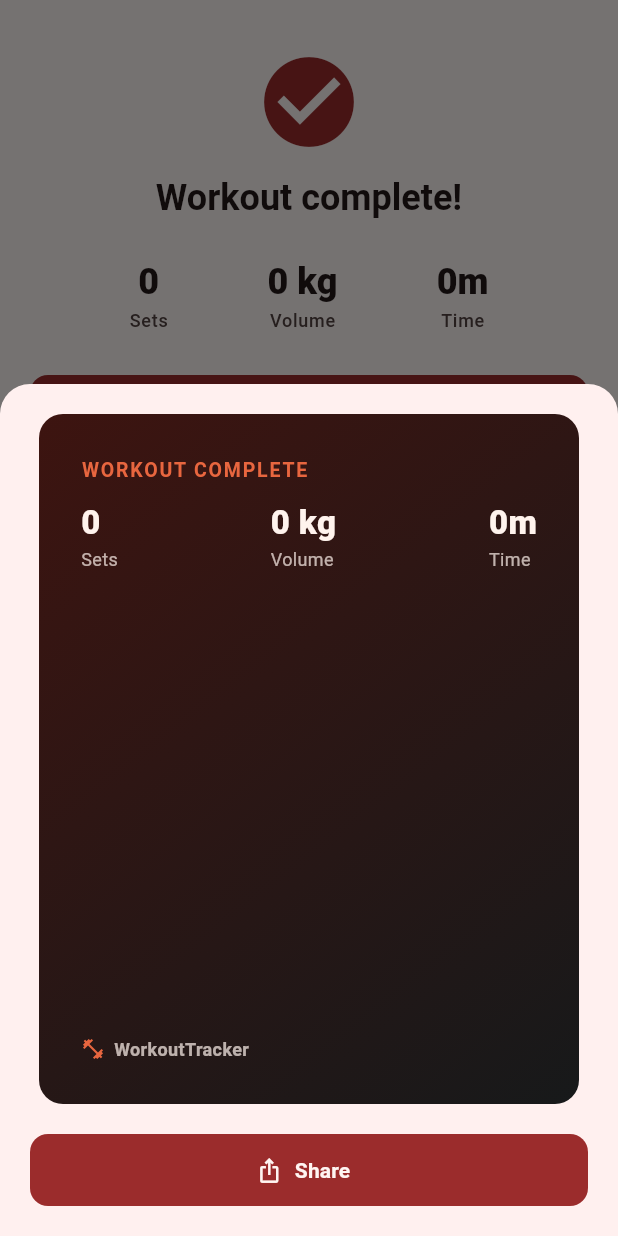
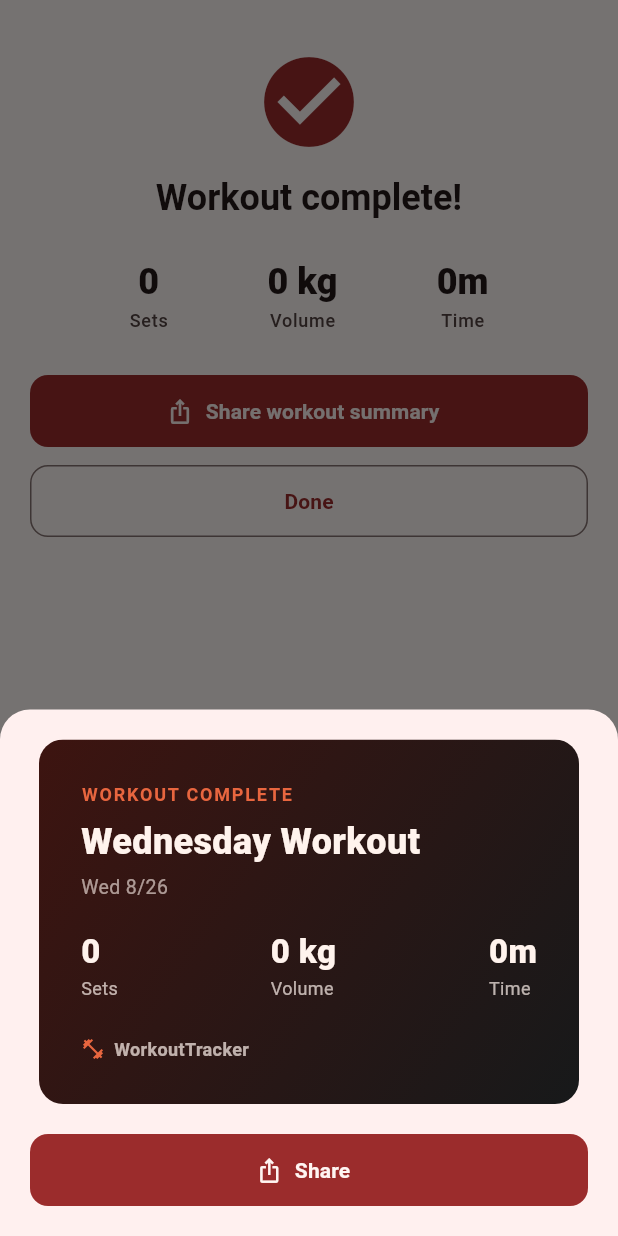
Before and after one commit to MisterStank/WorkoutTracker, a Flutter app: the WorkoutCompletionScreen screen opened directly with empty values, after a tap on "Share workout summary", on a phone screen of 412 x 824 dp. Run offline on Flutter 3.47's test engine with Material 3 defaults, Android fonts, the phone set to English and light mode, and no system bars; our stand-ins replace connectivity_plus, drift, fl_chart, flutter_local_notifications, flutter_riverpod, flutter_secure_storage and 3 more; missing offline and left inert: gql; accounts and stored records are empty; generated files the repository leaves out were written again; network calls fail.

Commit message:
Fix summary share card

```diff
--- a/mobile/lib/features/sharing/workout_summary_share_card.dart
+++ b/mobile/lib/features/sharing/workout_summary_share_card.dart
@@ -3,40 +3,59 @@ import 'package:flutter/material.dart';
 import '../../core/units/weight_unit.dart';
 import '../workout/workout_models.dart';
 
-/// One exercise's line on the summary card: name, working-set count, and
-/// the heaviest working set (by weight, ties broken by reps) — enough for
-/// someone glancing at the shared image to see what was actually trained,
-/// not just a list of names.
+/// One exercise's block on the summary card: every working set (not just
+/// the best one — matches how Hevy's share card reads, more complete than
+/// a single top-set summary), plus whether any of them was a PR this
+/// session.
 class _ExerciseSummary {
   _ExerciseSummary(this.name);
 
   final String name;
-  int setCount = 0;
-  WorkoutSet? best;
-
-  void addSet(WorkoutSet set) {
-    setCount++;
-    if (best == null || set.weightKg > best!.weightKg || (set.weightKg == best!.weightKg && set.reps > best!.reps)) {
-      best = set;
-    }
-  }
+  final List<WorkoutSet> sets = [];
+  bool isPr = false;
 }
 
-/// A shareable workout-summary card — date, duration, sets, volume, and a
-/// per-exercise breakdown (sets done + best set) rather than just a list of
-/// exercise names. Same fixed dark-on-brick-red palette as [PrShareCard],
-/// deliberately independent of the app's light/dark setting.
+/// A shareable workout-summary card — who did it, what it was called, when,
+/// duration/sets/volume, a full per-exercise set-by-set breakdown, and a PR
+/// callout inline on any exercise that earned one — closing the gap against
+/// Hevy/Strong-style workout cards, which always sign, title, and date the
+/// card and fold the PR story into the same image rather than a separate
+/// one. Same fixed dark-on-brick-red palette as [PrShareCard], deliberately
+/// independent of the app's light/dark setting. Sized to its content
+/// (no fixed height) since a full set-by-set breakdown varies a lot by
+/// workout length.
 class WorkoutSummaryShareCard extends StatelessWidget {
-  const WorkoutSummaryShareCard({super.key, required this.workout, required this.catalog, required this.unit});
+  const WorkoutSummaryShareCard({
+    super.key,
+    required this.workout,
+    required this.catalog,
+    required this.unit,
+    this.displayName,
+    this.title,
+    this.newRecords = const [],
+  });
 
   final Workout workout;
   final Map<String, Exercise> catalog;
   final WeightUnit unit;
+  // The user's name, shown as "Logged by <name>" — null (or empty) omits
+  // that line rather than showing a blank/anonymous credit.
+  final String? displayName;
+  // The workout/day name (e.g. a program day's label, or a template's
+  // name) to headline the card with, in place of a generic label. Null
+  // falls back to a weekday-based title ("Tuesday Workout").
+  final String? title;
+  // PRs earned during this workout, if known — flags a trophy badge on
+  // every exercise that hit one. History doesn't have this after the fact
+  // (only known at finish-time), so it's optional and defaults to none.
+  final List<PersonalRecord> newRecords;
 
   static const _background = Color(0xFF3D1410);
   static const _accent = Color(0xFFE8663F);
   static const _text = Color(0xFFFFF3ED);
-  static const _maxRows = 5;
+  static const _maxExercises = 10;
+
+  static const _weekdays = ['Monday', 'Tuesday', 'Wednesday', 'Thursday', 'Friday', 'Saturday', 'Sunday'];
 
   @override
   Widget build(BuildContext context) {
@@ -46,28 +65,42 @@ class WorkoutSummaryShareCard extends StatelessWidget {
     final duration = (workout.endedAt ?? DateTime.now()).difference(workout.startedAt);
     final durationLabel = duration.inHours > 0 ? '${duration.inHours}h ${duration.inMinutes % 60}m' : '${duration.inMinutes}m';
 
+    final prExerciseIds = newRecords.map((r) => r.exerciseId).toSet();
     final byExercise = <String, _ExerciseSummary>{};
     for (final set in workout.sets) {
+      if (set.setType == SetType.warmup) continue;
       final name = catalog[set.exerciseId]?.name ?? 'Exercise';
       final summary = byExercise.putIfAbsent(set.exerciseId, () => _ExerciseSummary(name));
-      if (set.setType != SetType.warmup) summary.addSet(set);
+      summary.sets.add(set);
+      if (prExerciseIds.contains(set.exerciseId)) summary.isPr = true;
     }
-    final exercises = byExercise.values.where((e) => e.setCount > 0).toList();
-    final shown = exercises.take(_maxRows).toList();
+    final exercises = byExercise.values.toList();
+    final shown = exercises.take(_maxExercises).toList();
     final overflow = exercises.length - shown.length;
+
+    final local = workout.startedAt.toLocal();
+    final dateLabel = '${_weekdays[local.weekday - 1].substring(0, 3)} ${local.month}/${local.day}';
+    final headline = title?.trim().isNotEmpty == true ? title!.trim() : '${_weekdays[local.weekday - 1]} Workout';
 
     return Container(
       width: 360,
-      height: 460,
       padding: const EdgeInsets.all(28),
       decoration: const BoxDecoration(
         gradient: LinearGradient(begin: Alignment.topLeft, end: Alignment.bottomRight, colors: [_background, Color(0xFF17191A)]),
       ),
       child: Column(
+        mainAxisSize: MainAxisSize.min,
         crossAxisAlignment: CrossAxisAlignment.start,
         children: [
-          const Text('WORKOUT COMPLETE', style: TextStyle(color: _accent, fontWeight: FontWeight.bold, fontSize: 13, letterSpacing: 1.2)),
-          const SizedBox(height: 10),
+          const Text('WORKOUT COMPLETE', style: TextStyle(color: _accent, fontWeight: FontWeight.bold, fontSize: 12, letterSpacing: 1.2)),
+          const SizedBox(height: 6),
+          Text(headline, style: const TextStyle(color: _text, fontSize: 24, fontWeight: FontWeight.w800), maxLines: 1, overflow: TextOverflow.ellipsis),
+          const SizedBox(height: 4),
+          Text(
+            [if (displayName != null && displayName!.trim().isNotEmpty) displayName!.trim(), dateLabel].join(' · '),
+            style: TextStyle(color: _text.withValues(alpha: 0.6), fontSize: 13),
+          ),
+          const SizedBox(height: 18),
           Row(
             mainAxisAlignment: MainAxisAlignment.spaceBetween,
             children: [
@@ -77,19 +110,13 @@ class WorkoutSummaryShareCard extends StatelessWidget {
             ],
           ),
           const SizedBox(height: 18),
-          Expanded(
-            child: ListView(
-              physics: const NeverScrollableScrollPhysics(),
-              children: [
-                for (final e in shown) _ExerciseRow(summary: e, unit: unit),
+          for (final e in shown) _ExerciseBlock(summary: e, unit: unit),
           if (overflow > 0)
             Padding(
-                    padding: const EdgeInsets.only(top: 4),
-                    child: Text('+$overflow more', style: TextStyle(color: _text.withValues(alpha: 0.6), fontSize: 13)),
+              padding: const EdgeInsets.only(top: 2, bottom: 4),
+              child: Text('+$overflow more exercise${overflow == 1 ? '' : 's'}', style: TextStyle(color: _text.withValues(alpha: 0.6), fontSize: 13)),
             ),
-              ],
-            ),
-          ),
+          const SizedBox(height: 6),
           Row(
             children: [
               const Icon(Icons.fitness_center, color: _accent, size: 16),
@@ -103,36 +130,53 @@ class WorkoutSummaryShareCard extends StatelessWidget {
   }
 }
 
-class _ExerciseRow extends StatelessWidget {
-  const _ExerciseRow({required this.summary, required this.unit});
+class _ExerciseBlock extends StatelessWidget {
+  const _ExerciseBlock({required this.summary, required this.unit});
 
   final _ExerciseSummary summary;
   final WeightUnit unit;
 
   @override
   Widget build(BuildContext context) {
-    final best = summary.best;
-    final bestLabel = best == null ? '' : '${best.reps} × ${unit.fromKg(best.weightKg).toStringAsFixed(0)} ${unit.label}';
     return Padding(
-      padding: const EdgeInsets.only(bottom: 8),
-      child: Row(
+      padding: const EdgeInsets.only(bottom: 12),
+      child: Column(
+        crossAxisAlignment: CrossAxisAlignment.start,
+        children: [
+          Row(
             children: [
               Expanded(
                 child: Text(
                   summary.name,
-              style: const TextStyle(color: WorkoutSummaryShareCard._text, fontSize: 15, fontWeight: FontWeight.w600),
+                  style: const TextStyle(color: WorkoutSummaryShareCard._text, fontSize: 15, fontWeight: FontWeight.w700),
                   overflow: TextOverflow.ellipsis,
                 ),
               ),
-          const SizedBox(width: 8),
+              if (summary.isPr) ...[
+                const SizedBox(width: 6),
+                const Icon(Icons.emoji_events, color: WorkoutSummaryShareCard._accent, size: 15),
+                const SizedBox(width: 2),
+                const Text('PR', style: TextStyle(color: WorkoutSummaryShareCard._accent, fontSize: 12, fontWeight: FontWeight.w700)),
+              ],
+            ],
+          ),
+          const SizedBox(height: 3),
+          for (var i = 0; i < summary.sets.length; i++)
+            Padding(
+              padding: const EdgeInsets.only(top: 1),
+              child: Row(
+                children: [
+                  SizedBox(
+                    width: 16,
+                    child: Text('${i + 1}', style: TextStyle(color: WorkoutSummaryShareCard._text.withValues(alpha: 0.45), fontSize: 12)),
+                  ),
                   Text(
-            '${summary.setCount} set${summary.setCount == 1 ? '' : 's'}',
-            style: TextStyle(color: WorkoutSummaryShareCard._text.withValues(alpha: 0.6), fontSize: 13),
+                    '${summary.sets[i].reps} × ${unit.fromKg(summary.sets[i].weightKg).toStringAsFixed(0)} ${unit.label}',
+                    style: TextStyle(color: WorkoutSummaryShareCard._text.withValues(alpha: 0.85), fontSize: 13),
                   ),
-          if (bestLabel.isNotEmpty) ...[
-            const SizedBox(width: 10),
-            Text(bestLabel, style: const TextStyle(color: WorkoutSummaryShareCard._accent, fontSize: 13, fontWeight: FontWeight.w600)),
                 ],
+              ),
+            ),
         ],
       ),
     );
--- a/mobile/lib/features/workout/workout_completion_screen.dart
+++ b/mobile/lib/features/workout/workout_completion_screen.dart
@@ -2,9 +2,12 @@ import 'package:flutter/material.dart';
 import 'package:flutter_riverpod/flutter_riverpod.dart';
 
 import '../../core/units/units_provider.dart';
+import '../auth/auth_provider.dart';
+import '../auth/auth_state.dart';
 import '../sharing/pr_share_card.dart';
 import '../sharing/share_preview_sheet.dart';
 import '../sharing/workout_summary_share_card.dart';
+import '../templates/template_provider.dart';
 import 'workout_models.dart';
 import 'workout_provider.dart';
 
@@ -23,6 +26,10 @@ class WorkoutCompletionScreen extends ConsumerWidget {
   Widget build(BuildContext context, WidgetRef ref) {
     final catalog = ref.watch(exerciseCatalogProvider).asData?.value ?? const {};
     final unit = ref.watch(weightUnitProvider);
+    final authState = ref.watch(authProvider);
+    final displayName = authState is AuthAuthenticated ? authState.displayName : null;
+    final templates = ref.watch(templateCatalogProvider).asData?.value ?? const {};
+    final workoutTitle = workout.templateId == null ? null : templates[workout.templateId]?.name;
 
     final exerciseNames = {
       for (final set in workout.sets) catalog[set.exerciseId]?.name ?? 'Exercise',
@@ -95,7 +102,14 @@ class WorkoutCompletionScreen extends ConsumerWidget {
               FilledButton.icon(
                 onPressed: () => showSharePreview(
                   context,
-                  card: WorkoutSummaryShareCard(workout: workout, catalog: catalog, unit: unit),
+                  card: WorkoutSummaryShareCard(
+                    workout: workout,
+                    catalog: catalog,
+                    unit: unit,
+                    displayName: displayName,
+                    title: workoutTitle,
+                    newRecords: newRecords,
+                  ),
                   filename: 'workout_${workout.id}',
                 ),
                 icon: const Icon(Icons.ios_share),
```
Also changed, not shown: mobile/lib/features/workout/workout_history_screen.dart (+14 -1 lines), 1 other file. Lines whose indentation alone changed are shown as unchanged.
